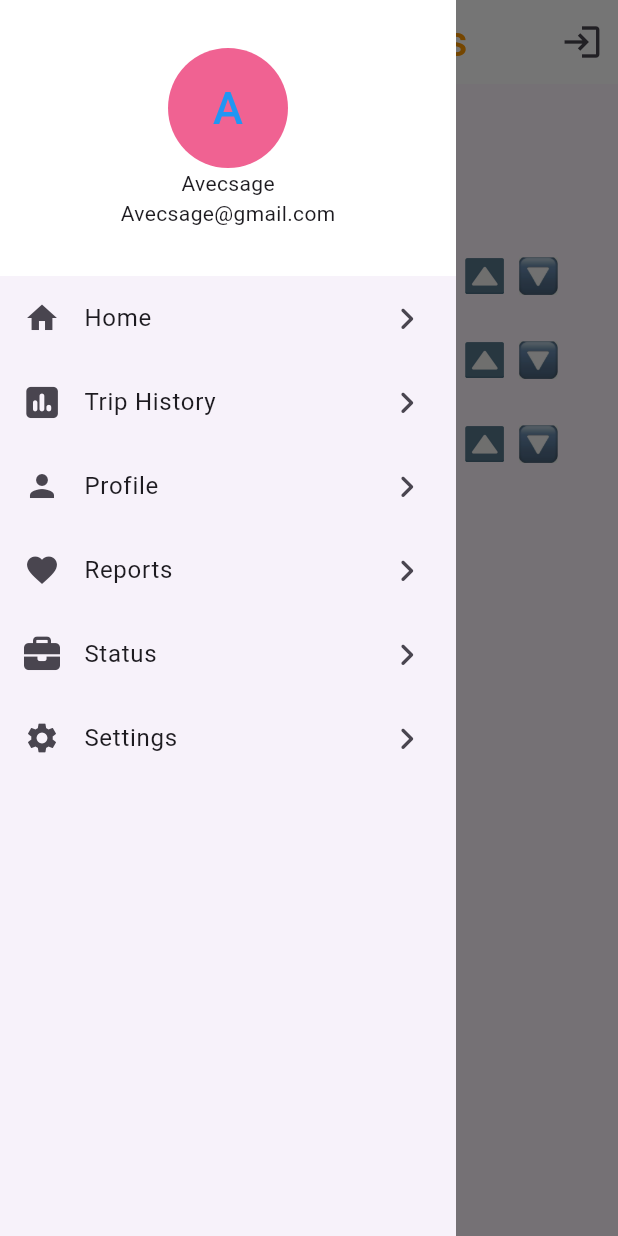
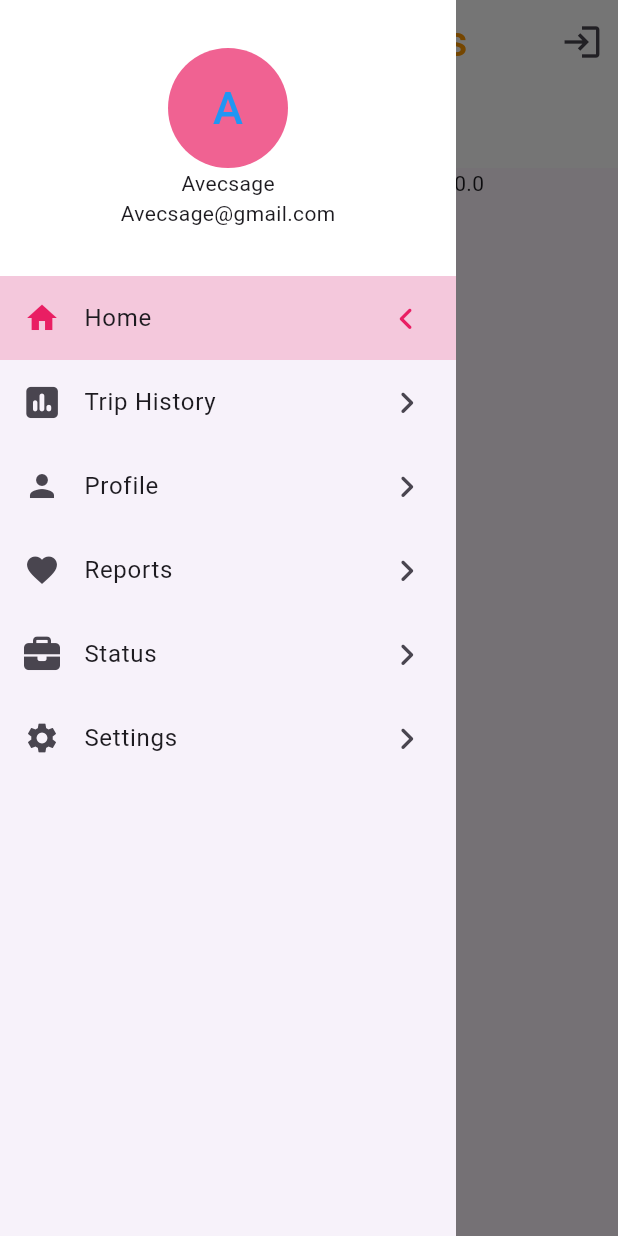
Before and after one commit to Abishekdeepak5/Cab, a Flutter app: the screen it shows after launch, with the side drawer open, on a phone screen of 412 x 824 dp. Run offline on Flutter 3.47's test engine with Material 3 defaults, Android fonts, the phone set to English and light mode, and no system bars; our stand-ins replace font_awesome_flutter, geocoding, google_maps_flutter, location.

Commit message:
UI update

```diff
--- /dev/null
+++ b/lib/provider/drawerprovider.dart
@@ -0,0 +1,9 @@
+import 'package:flutter/material.dart';
+class PageChange with ChangeNotifier{
+  int _pageIndex=0;
+  int get pageIndex =>_pageIndex;
+  void changePage(int indexval){
+    _pageIndex=indexval;
+    notifyListeners();
+  }
+}
--- a/lib/ui/drawer/drawer.dart
+++ b/lib/ui/drawer/drawer.dart
@@ -1,6 +1,7 @@
 import 'package:flutter/material.dart';
 import 'package:font_awesome_flutter/font_awesome_flutter.dart';
-import 'package:google_mao/ui/trip_history.dart';
+import 'package:google_mao/provider/drawerprovider.dart';
+import 'package:provider/provider.dart';
 
 
 
@@ -12,7 +13,7 @@ class MyDrawer extends StatefulWidget {
 }
 
 class _MyDrawerState extends State<MyDrawer> {
- int _selectedIndex = -1;
+  int _selectedIndex=-1;
 
   @override
   Widget build(BuildContext context) {
@@ -22,7 +23,7 @@ class _MyDrawerState extends State<MyDrawer> {
         borderRadius: BorderRadius.zero,
       ),
       child: ListView(
-        padding: const EdgeInsets.all(0),
+        padding: const  EdgeInsets.all(0),
         children: [
           Container(
               padding: const EdgeInsets.fromLTRB(16.0, 32.0, 16.0, 32.0),
@@ -40,23 +41,20 @@ class _MyDrawerState extends State<MyDrawer> {
                 const Text("Avecsage@gmail.com"),
               ]),
             ),
-          buildListTile(0,context,Icons.home, 'Home', () {}),
-          buildListTile(1,context,FontAwesomeIcons.squarePollVertical, 'Trip History', () { Navigator.push(
-              context,
-              MaterialPageRoute(builder: (context) => const TripHistoryPage()
-              ),
-            );}),
-          buildListTile(2,context,Icons.person, 'Profile', () {}),
-          buildListTile(3,context,Icons.favorite, 'Reports', () {}),
-          buildListTile(4,context,FontAwesomeIcons.briefcase, 'Status', () {}),
-          buildListTile(5,context,Icons.settings, 'Settings', () {}),
+          buildListTile(0,context,Icons.home, 'Home'),
+          buildListTile(1,context,FontAwesomeIcons.squarePollVertical, 'Trip History'),
+          buildListTile(2,context,Icons.person, 'Profile'),
+          buildListTile(3,context,Icons.favorite, 'Reports'),
+          buildListTile(4,context,FontAwesomeIcons.briefcase, 'Status'),
+          buildListTile(5,context,Icons.settings, 'Settings'),
         ],
       ),
     );
 
   }
 
-  ListTile buildListTile(int index,BuildContext context,IconData icon, String title, Function onTap) {
+  ListTile buildListTile(int index,BuildContext context,IconData icon, String title) {
+    _selectedIndex=Provider.of<PageChange>(context).pageIndex;
     return ListTile(
       tileColor: _selectedIndex == index ? Colors.pink.withOpacity(0.2) : null,
       leading: Icon(icon
@@ -66,13 +64,9 @@ class _MyDrawerState extends State<MyDrawer> {
       ,size: 18
       ,color: _selectedIndex == index ?Colors.pink:null,),
       onTap: () {
-        setState(() {
-          _selectedIndex = index;
-        });
-        onTap();
-        // Handle tap
-        // Navigator.pop(context);
-      },
+         Provider.of<PageChange>(context,listen:false).changePage(index);
+        Navigator.pop(context);
+       },
     );
   }
 }
--- /dev/null
+++ b/lib/ui/home_screen.dart
@@ -0,0 +1,79 @@
+import 'package:flutter/material.dart';
+import 'package:google_mao/components/map/location_traking.dart';
+import 'package:google_mao/provider/drawerprovider.dart';
+import 'package:google_mao/ui/drawer/drawer.dart';
+import 'package:google_mao/ui/passengerDetailPage/cabconstriant.dart';
+import 'package:google_mao/ui/signin.dart';
+import 'package:google_mao/ui/trip_history.dart';
+import 'package:provider/provider.dart';
+
+class HomeScreen extends StatefulWidget {
+  const HomeScreen({super.key});
+
+  @override
+  State<HomeScreen> createState() => _HomeScreenState();
+}
+
+class _HomeScreenState extends State<HomeScreen> {
+  //  final int _currentIndex = 0;
+
+  final List<Widget> _pages = [
+    const LocationTracking(),
+    const CabContriant(),
+    const TripHistoryPage(),
+  ];
+  @override
+  Widget build(BuildContext context) {
+    int pageindex=Provider.of<PageChange>(context).pageIndex;
+    return Scaffold(
+      appBar: AppBar(
+        // leading icon for seeing the user profile
+        leading: Builder(builder: (context) {
+          return IconButton(
+            onPressed: () {
+              Scaffold.of(context).openDrawer();
+            },
+            icon: const Icon(
+              Icons.menu,
+              size: 36,
+            ),
+          );
+        }),
+
+        title: const Text(
+          "Associated Cabs",
+          style: TextStyle(
+            color: Colors.orange,
+            fontSize: 28,
+            fontWeight: FontWeight.w500,
+          ),
+        ),
+
+        centerTitle: true,
+
+        actions: [
+          IconButton(
+            onPressed: () {
+              Navigator.push(
+              context,
+              MaterialPageRoute(builder: (context) => SignInPage()),
+            );
+            },
+            icon: const Icon(
+              Icons.login,
+              // Icons.output_outlined
+              size: 28,
+            ),
+          ),
+        ],
+
+      ),
+      // drawer
+      drawer: const MyDrawer(),
+
+
+      body:_pages[pageindex >= _pages.length?0:pageindex],
+      // body:,
+    );
+  }
+}
--- a/lib/ui/passengerDetailPage/home_screen.dart
+++ b/lib/ui/passengerDetailPage/cabconstriant.dart
@@ -1,81 +1,13 @@
 import 'package:flutter/material.dart';
-import 'package:google_mao/ui/drawer/drawer.dart';
+import 'package:google_mao/ui/associated_cabs.dart';
 import 'package:google_mao/ui/passengerDetailPage/inputWidget.dart';
-import 'package:google_mao/ui/signin.dart';
 
-class HomeScreen extends StatefulWidget {
-  const HomeScreen({super.key});
+class CabContriant extends StatelessWidget {
+  const CabContriant({super.key});
 
   @override
-  State<HomeScreen> createState() => _HomeScreenState();
-}
-
-class _HomeScreenState extends State<HomeScreen> {
-//    int _currentIndex = 0;
-
-//   final List<Widget> _pages = [
-//     TripHistoryPage(),
-//     (),
-//     Page3(),
-//   ];
-  @override
   Widget build(BuildContext context) {
-    return Scaffold(
-      appBar: AppBar(
-        // leading icon for seeing the user profile
-        leading: Builder(builder: (context) {
-          return IconButton(
-            onPressed: () {
-              Scaffold.of(context).openDrawer();
-            },
-            icon: const Icon(
-              Icons.menu,
-              size: 36,
-            ),
-          );
-        }),
-
-        title: const Text(
-          "Associated Cabs",
-          style: TextStyle(
-            color: Colors.orange,
-            fontSize: 28,
-            fontWeight: FontWeight.w500,
-          ),
-        ),
-
-        centerTitle: true,
-
-        actions: [
-          IconButton(
-            onPressed: () {
-              Navigator.push(
-              context,
-              MaterialPageRoute(builder: (context) => SignInPage()),
-            );
-            },
-            icon: const Icon(
-              Icons.login,
-              size: 28,
-            ),
-          ),
-          // IconButton(
-          //   onPressed: () {},
-          //   icon: const Icon(
-          //     Icons.output_outlined,
-          //     size: 28,
-          //   ),
-          // ),
-
-        ],
-
-      ),
-      // drawer
-      drawer: const MyDrawer(),
-
-
-      // parent column for this page
-      body: Padding(
+    return  Padding(
         padding: const EdgeInsets.only(right: 0),
         child: Column(
           mainAxisAlignment: MainAxisAlignment.start,
@@ -124,7 +56,9 @@ class _HomeScreenState extends State<HomeScreen> {
                   ),
                 ),
                 onPressed: () {
-                  print("start Trip");
+                  Navigator.push(context,
+                    MaterialPageRoute(builder: (context) => const AssociatedCabs()),
+                  );
                 },
                 child: const Text(
                   "Start Trip",
@@ -139,7 +73,6 @@ class _HomeScreenState extends State<HomeScreen> {
 
           ],
         ),
-      ),
-    );
+      );
   }
 }
```
Also changed, not shown: lib/components/map/location_traking.dart (+7 -7 lines), lib/main.dart (+12 -11 lines), lib/ui/associated_cabs.dart (+5 -55 lines).
